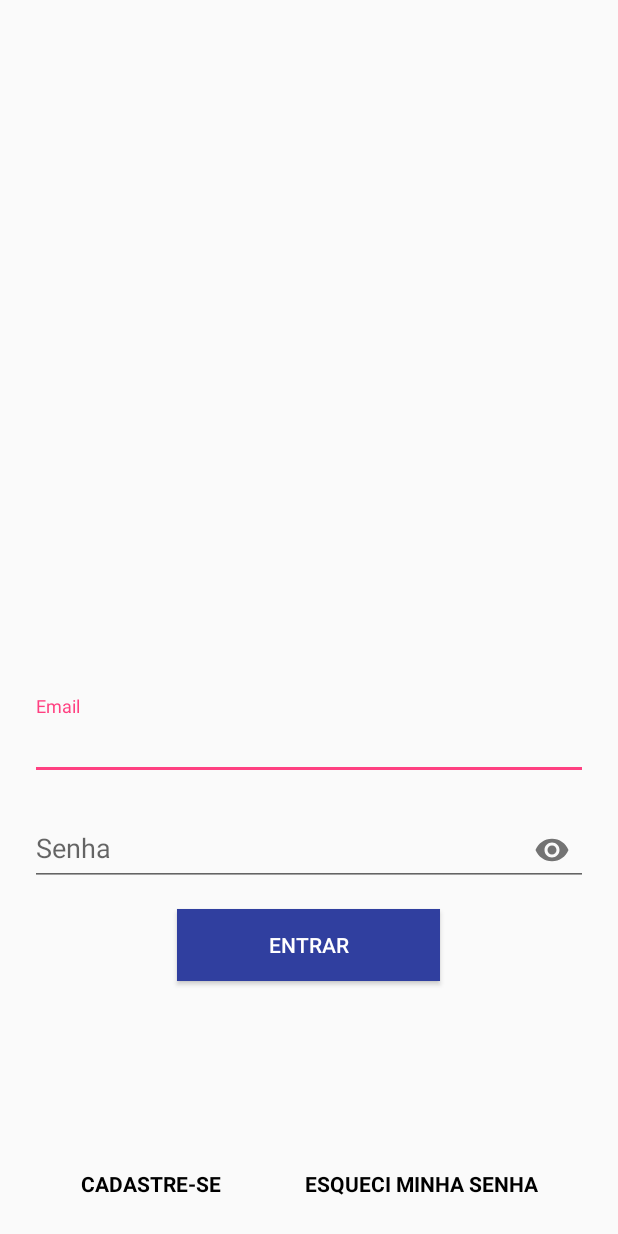
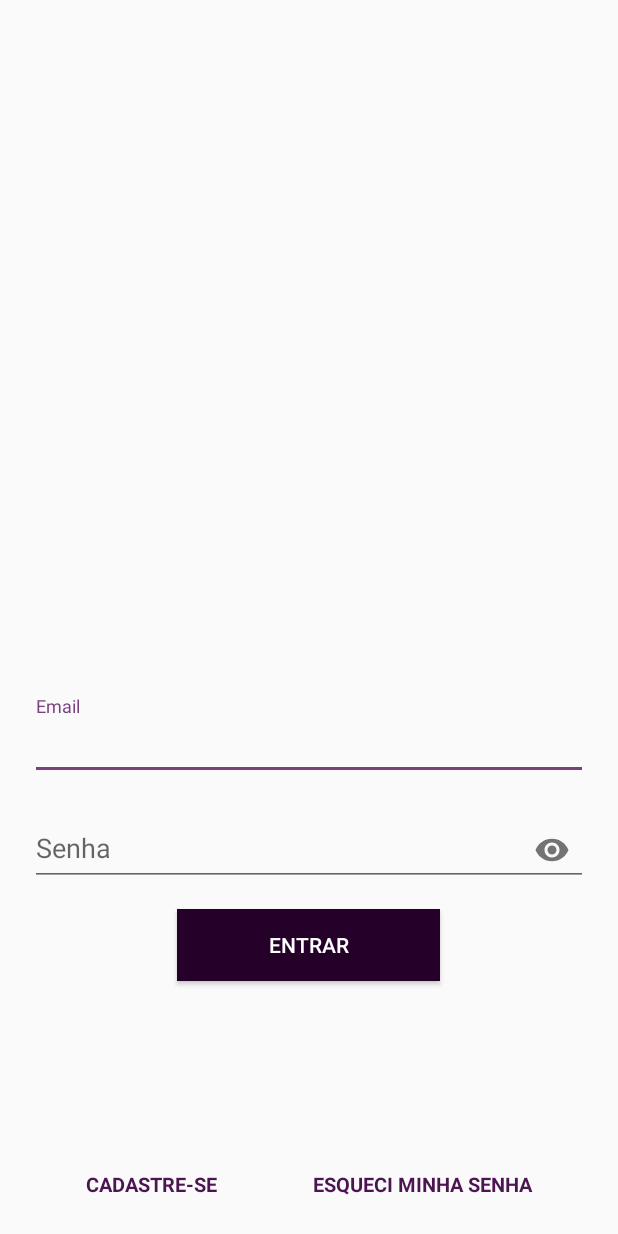
Before and after one commit to matheuscr30/Trabalho-Final-POO2, an Android app: the screen it shows after launch (LoginActivity), on a phone screen of 412 x 824 dp. Run offline under Robolectric (Android 15) with nearby library versions, the phone set to English and light mode, and no system bars; our stand-ins replace Firebase (no records; nobody signed in at launch, a user with empty details on screens opened directly).

Commit message:
Starting Project

```diff
--- a/MagazineHenrique/app/build.gradle
+++ b/MagazineHenrique/app/build.gradle
@@ -30,6 +30,7 @@ dependencies {
     compile 'com.google.firebase:firebase-auth:11.0.4'
     compile 'com.google.firebase:firebase-database:11.0.4'
     testCompile 'junit:junit:4.12'
+    compile 'com.android.support:cardview-v7:26.+'
 }
 
 apply plugin: 'com.google.gms.google-services'
--- a/MagazineHenrique/app/src/main/java/com/matheus/magazinehenrique/activity/LoginActivity.java
+++ b/MagazineHenrique/app/src/main/java/com/matheus/magazinehenrique/activity/LoginActivity.java
@@ -2,6 +2,7 @@ package com.matheus.magazinehenrique.activity;
 
 import android.content.Intent;
 import android.support.design.widget.TextInputEditText;
+import android.support.design.widget.TextInputLayout;
 import android.support.v7.app.AppCompatActivity;
 import android.os.Bundle;
 import android.util.Log;
@@ -10,14 +11,15 @@ import android.widget.AutoCompleteTextView;
 import android.widget.Button;
 
 import com.google.firebase.auth.FirebaseAuth;
+import com.google.firebase.database.DatabaseReference;
 import com.matheus.magazinehenrique.R;
 import com.matheus.magazinehenrique.config.ConfiguracaoFirebase;
 
 public class LoginActivity extends AppCompatActivity {
 
     private FirebaseAuth firebaseAuth;
-    private AutoCompleteTextView textEmail;
-    private TextInputEditText textSenha;
+    private TextInputLayout inputLayoutEmail;
+    private TextInputLayout inputLayoutSenha;
     private Button botaoLogin;
 
     @Override
@@ -25,8 +27,8 @@ public class LoginActivity extends AppCompatActivity {
         super.onCreate(savedInstanceState);
         setContentView(R.layout.activity_login);
 
-        textEmail = (AutoCompleteTextView)findViewById(R.id.textEmailLogin);
-        textSenha = (TextInputEditText)findViewById(R.id.textSenhaLogin);
+        inputLayoutEmail = (TextInputLayout)findViewById(R.id.inputLayoutEmailLogin);
+        inputLayoutSenha = (TextInputLayout)findViewById(R.id.inputLayoutSenhaLogin);
         botaoLogin = (Button)findViewById(R.id.botaoLogin);
 
         verificarUsuarioLogado();
--- a/MagazineHenrique/app/src/main/res/layout/activity_login.xml
+++ b/MagazineHenrique/app/src/main/res/layout/activity_login.xml
@@ -16,17 +16,21 @@
 
         <android.support.design.widget.TextInputLayout
             android:layout_width="match_parent"
+            android:id="@+id/inputLayoutEmailLogin"
             android:layout_height="wrap_content">
 
             <AutoCompleteTextView
                 android:id="@+id/textEmailLogin"
+                android:inputType="text"
                 android:layout_width="match_parent"
                 android:layout_height="wrap_content"
+                android:imeOptions="actionNext"
                 android:layout_weight="1"
                 android:hint="Email" />
         </android.support.design.widget.TextInputLayout>
 
         <android.support.design.widget.TextInputLayout
+            android:id="@+id/inputLayoutSenhaLogin"
             android:layout_width="match_parent"
             android:layout_marginTop="12dp"
             app:passwordToggleEnabled="true"
@@ -70,7 +74,8 @@
                 android:text="Cadastre-se"
                 android:textAlignment="center"
                 android:textAllCaps="true"
-                android:textColor="?android:attr/textColorPrimaryNoDisable"
+                android:textColor="@color/colorPrimary"
+                android:textSize="13sp"
                 android:textStyle="bold" />
 
             <TextView
@@ -82,7 +87,8 @@
                 android:text="Esqueci Minha Senha"
                 android:textAlignment="center"
                 android:textAllCaps="true"
-                android:textColor="@android:color/black"
+                android:textColor="@color/colorPrimary"
+                android:textSize="13sp"
                 android:textStyle="bold" />
         </LinearLayout>
 
--- a/MagazineHenrique/app/src/main/res/values/colors.xml
+++ b/MagazineHenrique/app/src/main/res/values/colors.xml
@@ -1,6 +1,8 @@
 <?xml version="1.0" encoding="utf-8"?>
 <resources>
-    <color name="colorPrimary">#3F51B5</color>
-    <color name="colorPrimaryDark">#303F9F</color>
-    <color name="colorAccent">#FF4081</color>
+    <color name="colorPrimary">#4c1451</color>
+    <color name="colorPrimaryDark">#250028</color>
+    <color name="colorAccent">#7a407e</color>
+    <color name="colorPrimary1">#3F51B5</color>
+    <color name="colorAccent1">#303F9F</color>
 </resources>
```
Also changed, not shown: MagazineHenrique/app/src/main/java/com/matheus/magazinehenrique/dao/ClienteDAO.java (added, +42 -0 lines), MagazineHenrique/app/src/main/java/com/matheus/magazinehenrique/model/Cliente.java (added, +114 -0 lines), MagazineHenrique/app/src/main/res/layout/activity_cadastro.xml (+9 -2 lines), 2 other files.
